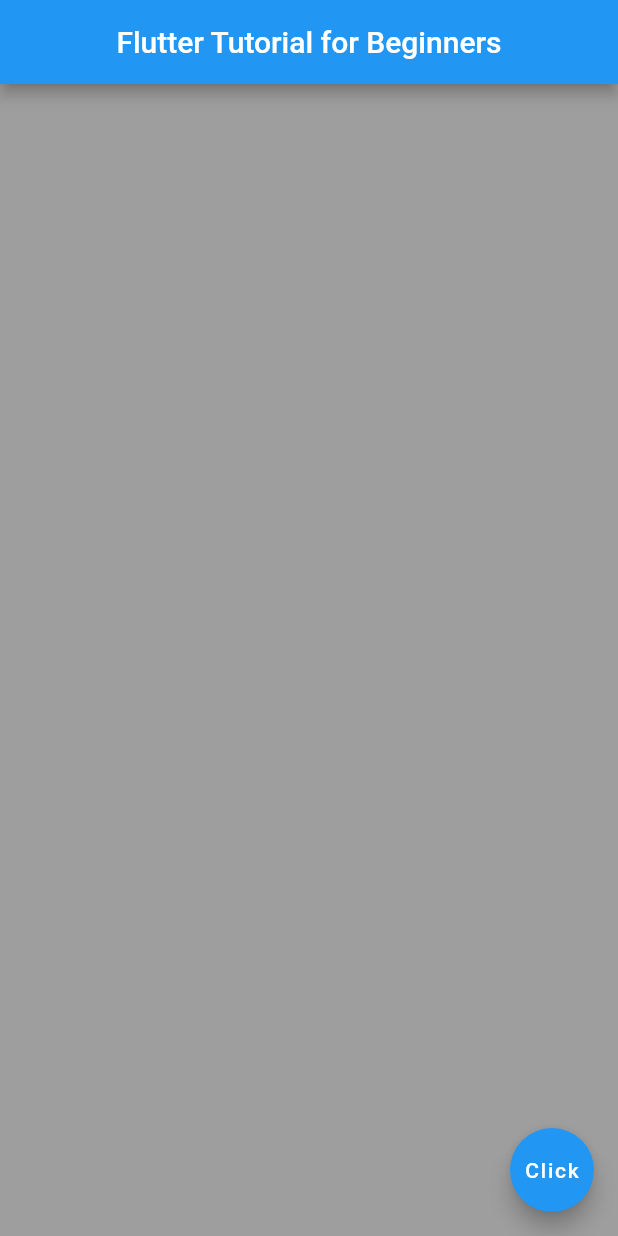
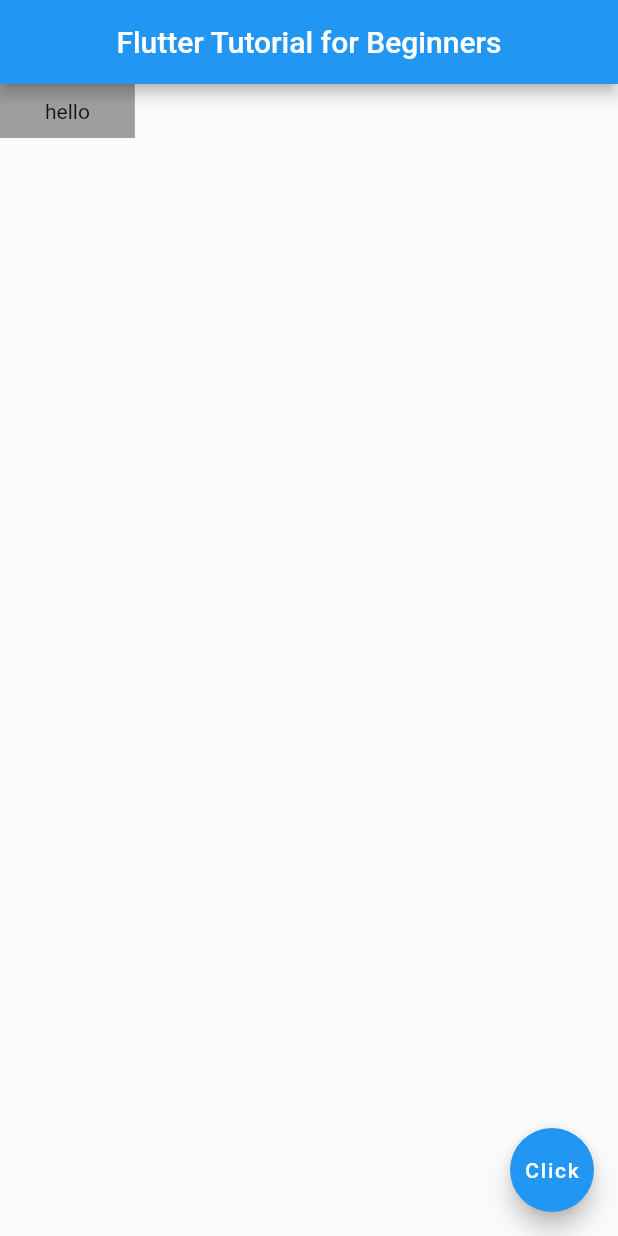
Before and after one commit to ChrisWongAtCUHK/flutter_tutorial_for_beginners, a Flutter app: the screen it shows after launch, on a phone screen of 412 x 824 dp. Run offline on Flutter 3.47's test engine with Material 2 defaults, Android fonts, the phone set to English and light mode, and no system bars.

Commit message:
Flutter Tutorial for Beginners #10 - Containers & Padding

```diff
--- a/lib/main.dart
+++ b/lib/main.dart
@@ -15,7 +15,9 @@ class Home extends StatelessWidget {
         centerTitle: true,
       ),
       body: Container(
+        padding: const EdgeInsets.symmetric(horizontal: 30.0, vertical: 10.0),
         color: Colors.grey,
+        child: const Text('hello'),
       ),
       floatingActionButton: FloatingActionButton(
         onPressed: () {},
```
